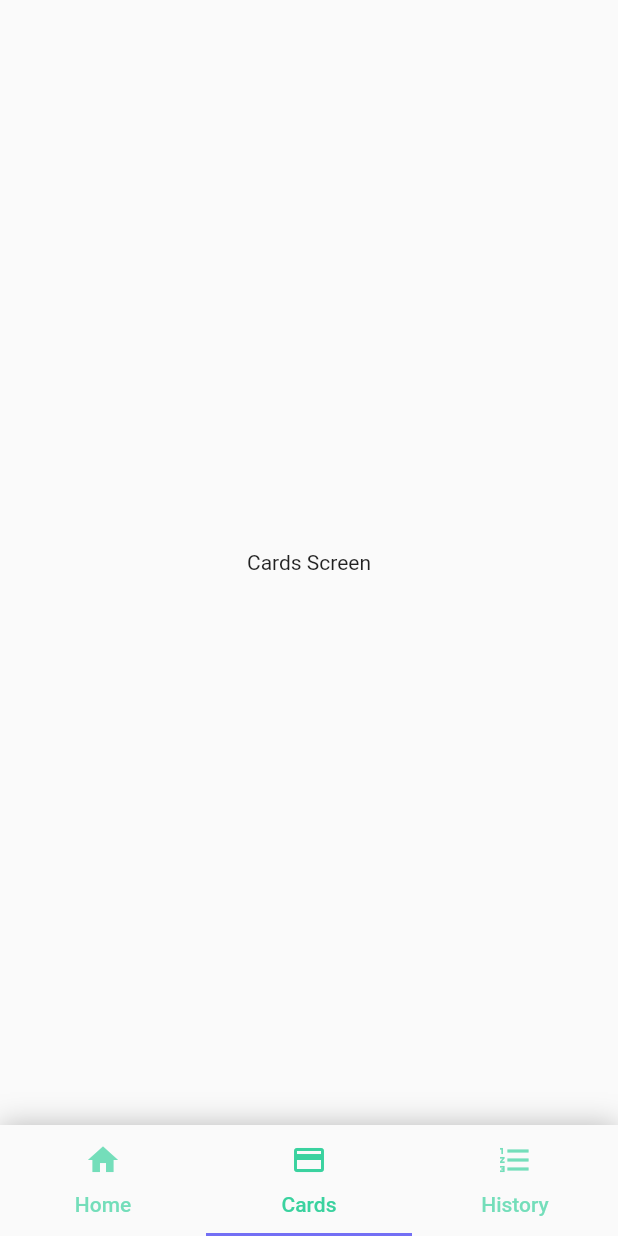
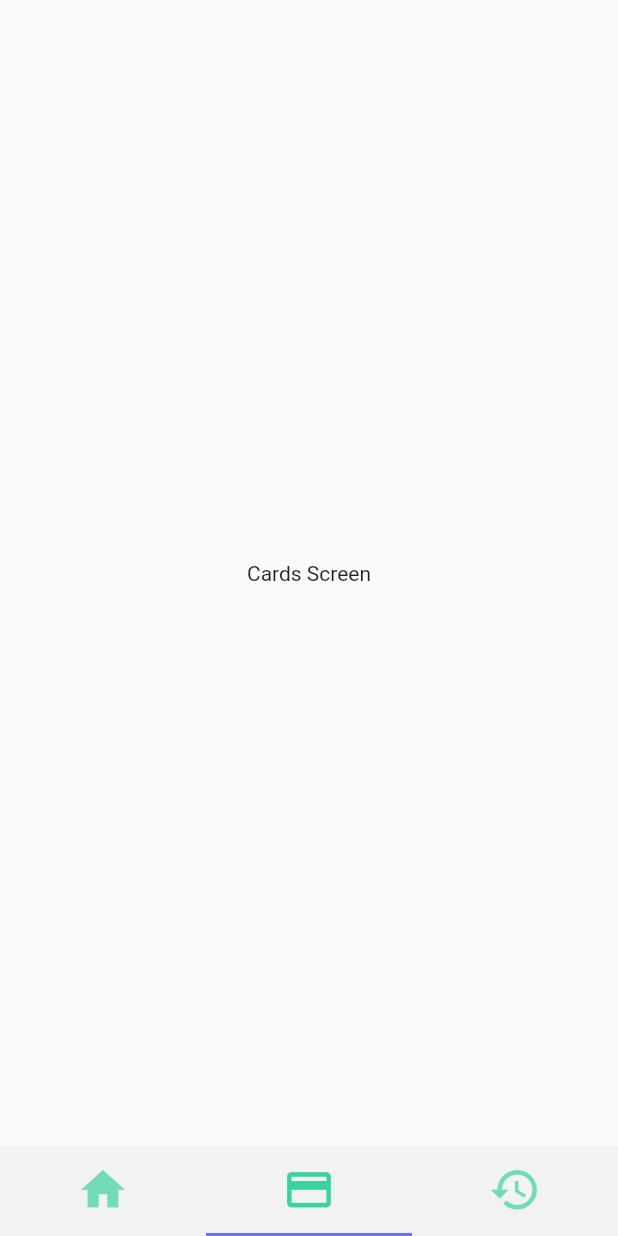
Before and after one commit to Bwolfs2/international_flutter_hackathon, a Flutter app: the screen it shows after launch, item 2 of the bottom bar chosen, on a phone screen of 412 x 824 dp. Run offline on Flutter 3.47's test engine with Material 2 defaults, Android fonts, the phone set to English and light mode, and no system bars; missing offline and left inert: animated_card, bloc_pattern.

Commit message:
Tela Home

```diff
--- a/lib/main.dart
+++ b/lib/main.dart
@@ -1,22 +1,26 @@
 import 'package:flutter/material.dart';
 import 'package:bloc_pattern/bloc_pattern.dart';
+import 'package:flutter/services.dart';
 import 'package:international_flutter_hackathon/src/screens/initial/initial_bloc.dart';
 import 'package:international_flutter_hackathon/src/screens/initial/initial_screen.dart';
-import 'src/screens/home/home_screen.dart';
 
 void main() => runApp(MyApp());
 
 class MyApp extends StatelessWidget {
 
-
   @override
   Widget build(BuildContext context) {
+    SystemChrome.setPreferredOrientations([
+DeviceOrientation.portraitUp,
+DeviceOrientation.portraitDown,
+]);
+
     return BlocProvider(
       blocs: [
         Bloc((i) => InitialBloc()),
       ],
       child: MaterialApp(
-        title: 'Flutter Demo',
+        title: 'BSYNC',
         theme: ThemeData(
           primaryColor: Color(0xff3AD29F),
           accentColor: Color(0xff736ff4),
--- a/lib/src/screens/initial/initial_screen.dart
+++ b/lib/src/screens/initial/initial_screen.dart
@@ -26,7 +26,7 @@ class _InitialScreenState extends State<InitialScreen>
             Expanded(
               child: TabBarView(
                 controller: controller,
-                physics: NeverScrollableScrollPhysics(),
+               // physics: NeverScrollableScrollPhysics(),
                 children: <Widget>[
                   HomeScreen(),
                   CardsScreen(),
@@ -35,19 +35,17 @@ class _InitialScreenState extends State<InitialScreen>
               ),
             ),
             Container(
+              height: 60,
               decoration: BoxDecoration(
-                color: Theme.of(context).scaffoldBackgroundColor,
-                boxShadow: [
-                  BoxShadow(color: Colors.black26, blurRadius: 15),
-                ],
+              color: Color(0xfff2f2f2),
               ),
               child: TabBar(
                 controller: controller,
                 labelColor: Theme.of(context).primaryColor,
                 tabs: <Widget>[
-                  Tab(icon: Icon(Icons.home), text: "Home"),
-                  Tab(icon: Icon(Icons.credit_card), text: "Cards"),
-                  Tab(icon: Icon(Icons.format_list_numbered), text: "History"),
+                  Tab(icon: Icon(Icons.home,size: 35,)),
+                  Tab(icon: Icon(Icons.credit_card,size: 35)),
+                  Tab(icon: Icon(Icons.history,size: 35)),
                 ],
               ),
             ),
```
Also changed, not shown: lib/src/login/login_screen.dart (added, +27 -0 lines), lib/src/screens/home/home_screen.dart (+14 -6 lines), 1 other file.
